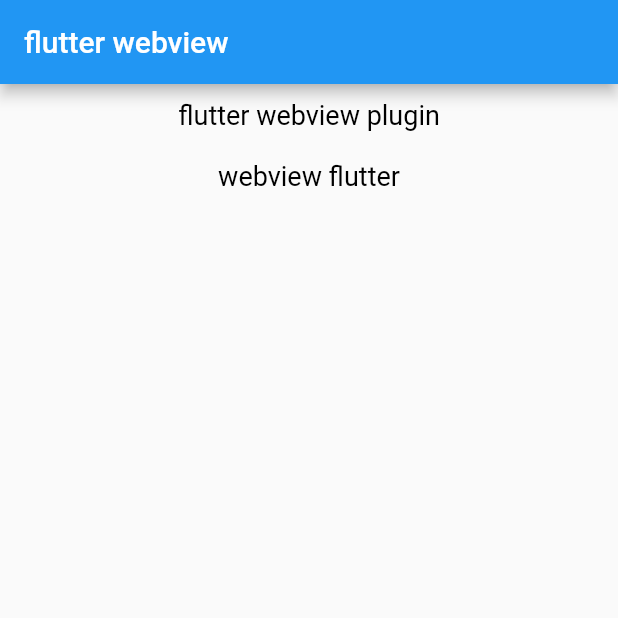
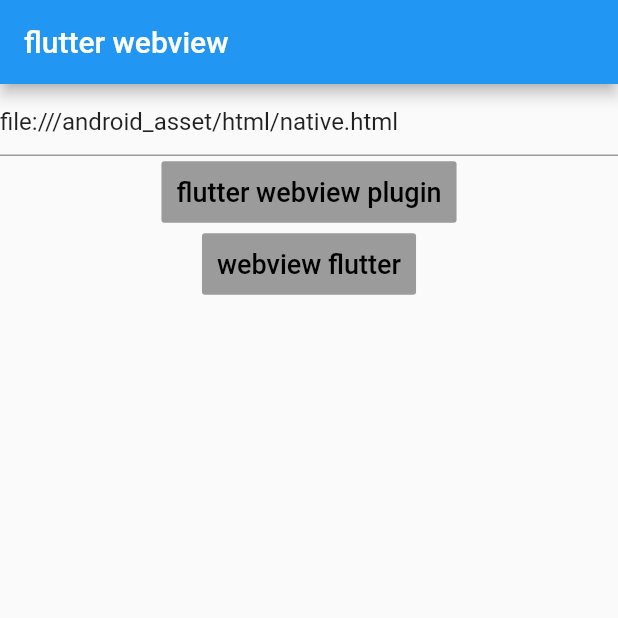
Before and after one commit to ihesen/flutter_webview_test, a Flutter app: the screen it shows after launch, on a phone screen of 412 x 824 dp, the top half of it. Run offline on Flutter 3.47's test engine with Material 2 defaults, Android fonts, the phone set to English and light mode, and no system bars; our stand-ins replace webview_flutter; missing offline and left inert: flutter_webview_plugin.

```diff
--- a/lib/home_page.dart
+++ b/lib/home_page.dart
@@ -4,6 +4,10 @@ import 'package:flutter_webview_test/webview_flutter/webview_flutter_main.dart';
 import 'flutter_webview_plugin/flutter_webview_plugin_main.dart';
 
 class HomePage extends StatelessWidget {
+
+  static TextEditingController unameController = TextEditingController(
+    text: "file:///android_asset/html/native.html"
+  ) ;
 
   @override
   Widget build(BuildContext context) {
@@ -14,6 +18,13 @@ class HomePage extends StatelessWidget {
       body: Center(
         child: Column(
           children: <Widget>[
+            TextField(
+              controller: unameController,
+              decoration: InputDecoration(
+                hintText: "输入加载的网址",
+              ),
+            ),
+
             RightView(
               title: "flutter webview plugin",
               rightClick: () {
@@ -50,8 +61,7 @@ class RightView extends StatelessWidget {
   Widget build(BuildContext context) {
     var containView;
     if (title != Null) {
-      containView = new Container(
-        alignment: Alignment.center,
+      containView = new RaisedButton(
         padding: EdgeInsets.all(10.0),
         child: GestureDetector(
           child: Text(
--- a/pubspec.yaml
+++ b/pubspec.yaml
@@ -25,6 +25,7 @@ dependencies:
   cupertino_icons: ^0.1.2
 
   flutter_webview_plugin: ^0.3.11
+  webview_flutter: ^0.3.19+9
 
 dev_dependencies:
   flutter_test:
```
Also changed, not shown: lib/flutter_webview_plugin/flutter_webview_plugin_main.dart (+4 -10 lines), lib/webview_flutter/webview_flutter_main.dart (+70 -2 lines), pubspec.lock, 3 other files.
